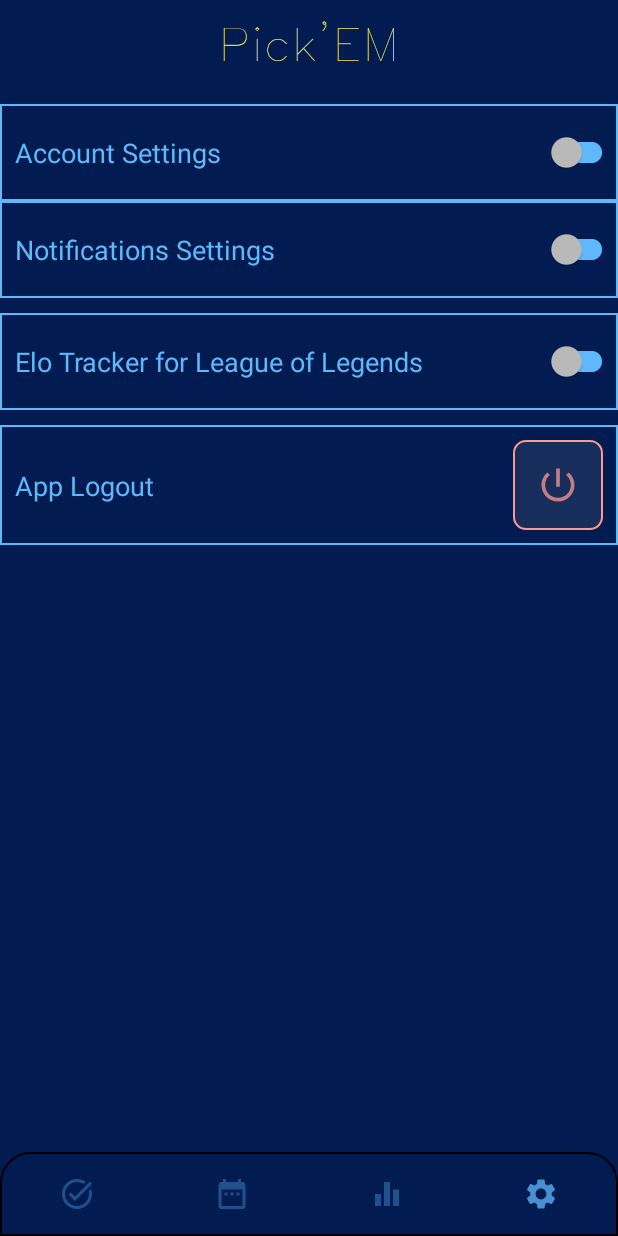
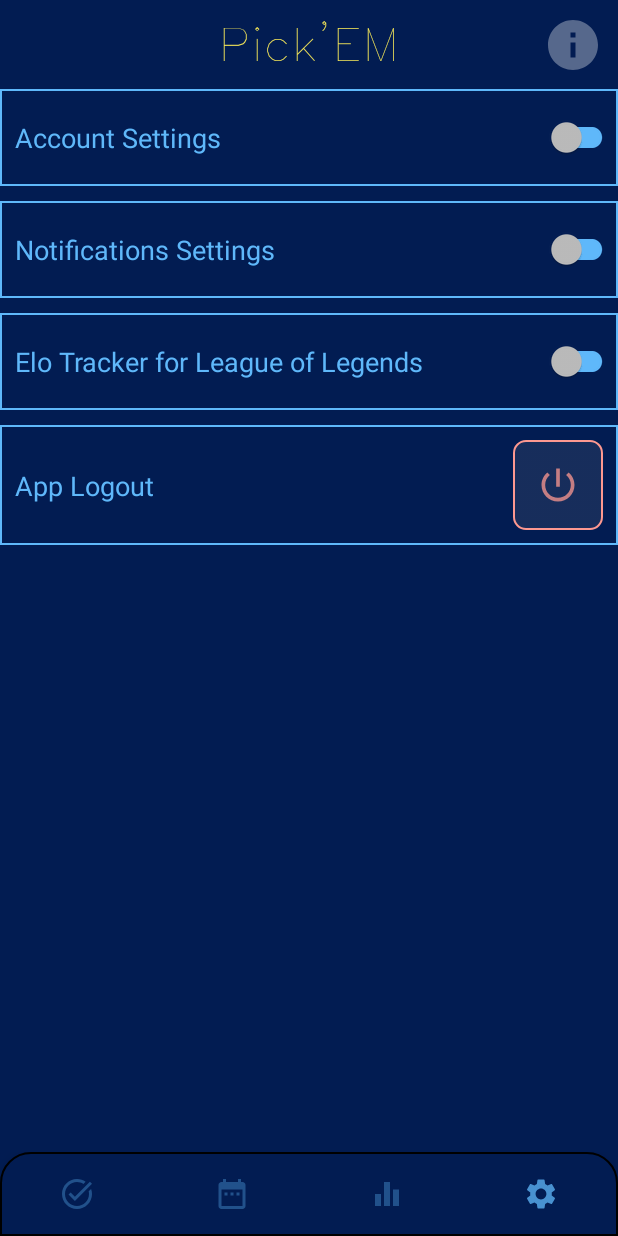
Before and after one commit to FZerbinatti/Pickem, an Android app: the SettingsActivity screen opened directly, with no data from a screen before it, on a phone screen of 412 x 824 dp. Run offline under Robolectric (Android 15) with nearby library versions, the phone set to English and light mode, and no system bars; our stand-ins replace Firebase (no records; nobody signed in at launch, a user with empty details on screens opened directly); libraries missing offline, so code that uses them is left out: com.blogspot.atifsoftwares.

Commit message:
19/01/2020 fixed user logged in persistance, offline data gather from caceh, cache immagini per visualizzazione offline, selezione del giorno giusto da visualizzare

```diff
--- a/app/src/main/java/com/francesco/pickem/Activities/LoginActivity.java
+++ b/app/src/main/java/com/francesco/pickem/Activities/LoginActivity.java
@@ -21,6 +21,7 @@ import com.google.android.gms.tasks.Task;
 import com.google.firebase.auth.AuthResult;
 import com.google.firebase.auth.FirebaseAuth;
 import com.google.firebase.auth.FirebaseUser;
+import com.google.firebase.database.FirebaseDatabase;
 import com.google.firebase.storage.StorageReference;
 
 public class LoginActivity extends AppCompatActivity {
@@ -43,7 +44,7 @@ public class LoginActivity extends AppCompatActivity {
         setContentView(R.layout.activity_login);
         login_button = findViewById(R.id.button_login);
         go_to_registration = findViewById(R.id.go_to_registration);
-
+        FirebaseDatabase.getInstance().setPersistenceEnabled(true);
         login_email = findViewById(R.id.login_email);
         login_password = findViewById(R.id.login_password);
         login_progressbar = findViewById(R.id.login_progressbar);
@@ -58,6 +59,7 @@ public class LoginActivity extends AppCompatActivity {
                 String email = login_email.getText().toString();
                 String password = login_password.getText().toString();
                 FirebaseUser firebaseUser = FirebaseAuth.getInstance().getCurrentUser();
+
 
                 if (email.isEmpty()){
                     login_email.setError("email address required to login");
--- a/app/src/main/java/com/francesco/pickem/Activities/NotificationTeamActivity.java
+++ b/app/src/main/java/com/francesco/pickem/Activities/NotificationTeamActivity.java
@@ -220,6 +220,7 @@ public class NotificationTeamActivity extends AppCompatActivity {
 
                 Toast.makeText(NotificationTeamActivity.this, "Saved!", Toast.LENGTH_SHORT).show();
                 Intent intent = new Intent(NotificationTeamActivity.this, NotificationRegionActivity.class);
+                intent.putExtra(REGION_SELECTED, regionSelectedExtra);
                 startActivity( intent);
 
 
--- a/app/src/main/java/com/francesco/pickem/Activities/RegisterActivity.java
+++ b/app/src/main/java/com/francesco/pickem/Activities/RegisterActivity.java
@@ -84,6 +84,7 @@ public class RegisterActivity extends AppCompatActivity {
 
         register_progressbar = findViewById(R.id.register_progressbar);
         button_register = findViewById(R.id.button_register);
+
         mAuth = FirebaseAuth.getInstance();
         dropdown_status=0;
         allRegionsFromBD= new ArrayList<>();
--- a/app/src/main/java/com/francesco/pickem/Activities/SettingsActivity.java
+++ b/app/src/main/java/com/francesco/pickem/Activities/SettingsActivity.java
@@ -24,6 +24,7 @@ import android.widget.Button;
 import android.widget.CompoundButton;
 import android.widget.EditText;
 import android.widget.ImageButton;
+import android.widget.ImageView;
 import android.widget.ListView;
 import android.widget.ProgressBar;
 import android.widget.ScrollView;
@@ -65,24 +66,18 @@ public class SettingsActivity extends AppCompatActivity {
     RecyclerView settings_recycler_regioni;
     ListView settings_regions_listview;
     ScrollView parentScrollListener;
-
     EditText edittext_summoner_name;
     Spinner spinner_choose_server;
     Button button_save_elotracker_info;
     SwitchCompat switch_elotracker;
     ConstraintLayout show_elotracker_box;
     ArrayList <String> finalRegionChoosen;
-
-
     public static String REGION_SELECTED = "REGION_SELECTED";
-
     private String userID;
     Button button_save_settings_account;
     RegionNotifications setnot_object;
     ProgressBar settings_progressbar;
-
     EditText edittext_emailaddress;
-
     ArrayList <String> UserChoosenRegionsfromDB;
     ArrayList<String> servers ;
     ArrayList<SimpleRegion> user_choosen_regions;
@@ -90,6 +85,7 @@ public class SettingsActivity extends AppCompatActivity {
     ArrayList<String> finalRegions;
     SimpleRegionRecyclerViewAdapter adapter;
     ArrayList<String> choosen_regions;
+    ImageView info;
 
     @Override
     protected void onCreate(Bundle savedInstanceState) {
@@ -107,6 +103,7 @@ public class SettingsActivity extends AppCompatActivity {
         settings_regions_listview = findViewById(R.id.settings_regions_listview);
         settings_recycler_regioni = findViewById(R.id.settings_recyclerview_regioni);
         parentScrollListener = findViewById(R.id.parentScrollListener);
+        info = findViewById(R.id.info_button);
 
         UserChoosenRegionsfromDB = new ArrayList<>();
 
@@ -154,7 +151,7 @@ public class SettingsActivity extends AppCompatActivity {
 
 
         context = this;
-
+        infoButton();
         setupBottomNavView();
         buttonActions();
         changeNavBarColor();
@@ -166,6 +163,19 @@ public class SettingsActivity extends AppCompatActivity {
         reference = FirebaseDatabase.getInstance().getReference(getString(R.string.firebase_users));
         userID = user.getUid();
         Log.d(TAG, "onCreate: userID: "+userID);
+
+
+    }
+
+    private void infoButton() {
+
+        info.setOnClickListener(new View.OnClickListener() {
+            @Override
+            public void onClick(View view) {
+                Intent intent = new Intent(SettingsActivity.this, InfoActivity.class);
+                startActivity(intent);
+            }
+        });
 
 
     }
@@ -501,9 +511,9 @@ public class SettingsActivity extends AppCompatActivity {
                         break;
 
                     case R.id.button_settings:
-                        Intent intentNotif= new Intent(context, SettingsActivity.class);
+                        /*Intent intentNotif= new Intent(context, SettingsActivity.class);
                         startActivity(intentNotif);
-                        Animatoo.animateFade(context);
+                        Animatoo.animateFade(context);*/
                         break;
                 }
                 return true;
--- a/app/src/main/res/drawable/background_round_corners.xml
+++ b/app/src/main/res/drawable/background_round_corners.xml
@@ -8,8 +8,8 @@
             <stroke android:width="2dip"
                 android:color="#000000" />
             <gradient android:angle="-90"
-                android:startColor="#FAFAFA"
-                android:endColor="#FAFAFA" />
+                android:startColor="@color/opaque_white"
+                android:endColor="@color/opaque_white" />
         </shape>
     </item>
 </selector>
--- /dev/null
+++ b/app/src/main/res/drawable/ic_info.xml
@@ -0,0 +1,5 @@
+<vector android:alpha="0.57" android:height="24dp"
+    android:tint="#95FFFFFF" android:viewportHeight="24"
+    android:viewportWidth="24" android:width="24dp" xmlns:android="http://schemas.android.com/apk/res/android">
+    <path android:fillColor="@android:color/white" android:pathData="M12,2C6.48,2 2,6.48 2,12s4.48,10 10,10 10,-4.48 10,-10S17.52,2 12,2zM13,17h-2v-6h2v6zM13,9h-2L11,7h2v2z"/>
+</vector>
--- a/app/src/main/res/layout/activity_new_track_elo_day.xml
+++ b/app/src/main/res/layout/activity_new_track_elo_day.xml
@@ -1,5 +1,6 @@
 <?xml version="1.0" encoding="utf-8"?>
-<androidx.constraintlayout.widget.ConstraintLayout xmlns:android="http://schemas.android.com/apk/res/android"
+<androidx.constraintlayout.widget.ConstraintLayout
+    xmlns:android="http://schemas.android.com/apk/res/android"
     xmlns:app="http://schemas.android.com/apk/res-auto"
     xmlns:tools="http://schemas.android.com/tools"
     android:layout_width="match_parent"
--- a/app/src/main/res/layout/activity_settings.xml
+++ b/app/src/main/res/layout/activity_settings.xml
@@ -7,6 +7,16 @@
     android:layout_height="match_parent"
     android:background="@color/background"
     tools:context=".Activities.SettingsActivity">
+
+    <ImageView
+        android:id="@+id/info_button"
+        android:layout_width="40dp"
+        android:layout_height="40dp"
+        android:layout_marginEnd="10dp"
+        android:src="@drawable/ic_info"
+        app:layout_constraintBottom_toBottomOf="@+id/textView"
+        app:layout_constraintEnd_toEndOf="parent"
+        app:layout_constraintTop_toTopOf="@+id/textView" />
 
     <ProgressBar
         android:id="@+id/settings_progressbar"
@@ -34,10 +44,9 @@
 
 
     <ScrollView
+        android:id="@+id/parentScrollListener"
         android:layout_width="match_parent"
         android:layout_height="0dp"
-        android:layout_marginTop="10dp"
-        android:id="@+id/parentScrollListener"
         app:layout_constraintBottom_toTopOf="@+id/linearLayout"
         app:layout_constraintEnd_toEndOf="parent"
         app:layout_constraintStart_toStartOf="parent"
@@ -52,9 +61,9 @@
                 android:id="@+id/expandable_view2"
                 android:layout_width="match_parent"
                 android:layout_height="wrap_content"
+                android:layout_marginTop="10dp"
                 android:background="@drawable/square_blue_box"
                 android:paddingStart="10dp"
-                android:layout_marginTop="10dp"
                 app:layout_constraintEnd_toEndOf="parent"
                 app:layout_constraintStart_toStartOf="parent"
                 app:layout_constraintTop_toTopOf="parent">
@@ -149,9 +158,9 @@
                             android:id="@+id/edittext_emailaddress"
                             android:layout_width="0dp"
                             android:layout_height="match_parent"
+                            android:layout_marginHorizontal="20dp"
+                            android:gravity="center"
                             android:hint="email address"
-                            android:gravity="center"
-                            android:layout_marginHorizontal="20dp"
                             android:textSize="18sp"
                             app:layout_constraintBottom_toBottomOf="parent"
                             app:layout_constraintEnd_toEndOf="parent"
@@ -205,11 +214,11 @@
                             android:id="@+id/interest_regions"
                             android:layout_width="wrap_content"
                             android:layout_height="wrap_content"
+                            android:layout_marginBottom="5dp"
+                            android:fontFamily="@font/simplex"
                             android:text="Pickem for these regions: "
                             android:textColor="@color/blue_light"
                             android:textSize="20sp"
-                            android:layout_marginBottom="5dp"
-                            android:fontFamily="@font/simplex"
                             app:layout_constraintEnd_toEndOf="parent"
                             app:layout_constraintStart_toStartOf="parent"
                             app:layout_constraintTop_toTopOf="parent" />
@@ -235,10 +244,7 @@
                                 app:layout_constraintBottom_toBottomOf="parent"
                                 app:layout_constraintEnd_toEndOf="parent"
                                 app:layout_constraintStart_toStartOf="parent"
-                                    app:layout_constraintTop_toTopOf="parent"/>
-
-
-
+                                app:layout_constraintTop_toTopOf="parent" />
 
 
                         </androidx.constraintlayout.widget.ConstraintLayout>
@@ -291,11 +297,11 @@
                         <TextView
                             android:layout_width="match_parent"
                             android:layout_height="wrap_content"
+                            android:fontFamily="@font/simplex"
                             android:gravity="center_horizontal"
                             android:text="Account"
                             android:textColor="@color/blue_light"
                             android:textSize="20sp"
-                            android:fontFamily="@font/simplex"
                             app:layout_constraintBottom_toBottomOf="parent"
                             app:layout_constraintEnd_toEndOf="parent"
                             app:layout_constraintStart_toStartOf="parent"
@@ -328,10 +334,10 @@
                             android:layout_width="40dp"
                             android:layout_height="40dp"
                             android:layout_marginEnd="10dp"
+                            android:background="@drawable/buttons_logout_background"
+                            android:padding="5dp"
+                            android:scaleType="centerCrop"
                             android:src="@drawable/ic_delete"
-                            android:scaleType="centerCrop"
-                            android:padding="5dp"
-                            android:background="@drawable/buttons_logout_background"
                             app:layout_constraintBottom_toBottomOf="parent"
                             app:layout_constraintEnd_toEndOf="parent"
                             app:layout_constraintTop_toTopOf="parent" />
@@ -378,6 +384,8 @@
                 android:layout_height="wrap_content"
                 android:background="@drawable/square_blue_box"
                 android:paddingStart="10dp"
+                android:layout_marginTop="10dp"
+
                 app:layout_constraintEnd_toEndOf="parent"
                 app:layout_constraintStart_toStartOf="parent"
                 app:layout_constraintTop_toBottomOf="@+id/expandable_view2">
@@ -452,13 +460,12 @@
                         android:layout_width="match_parent"
                         android:layout_height="200dp"
                         android:layout_marginEnd="10dp"
+                        android:layout_marginBottom="5dp"
                         android:background="@drawable/square_round_corners"
-                        android:layout_marginBottom="5dp"
                         app:layout_constraintBottom_toBottomOf="parent"
                         app:layout_constraintEnd_toEndOf="parent"
                         app:layout_constraintStart_toStartOf="parent"
                         app:layout_constraintTop_toBottomOf="@id/cc0">
-
 
 
                         <ListView
@@ -710,7 +717,6 @@
                     </androidx.constraintlayout.widget.ConstraintLayout>
 
 
-
                 </androidx.constraintlayout.widget.ConstraintLayout>
 
             </androidx.constraintlayout.widget.ConstraintLayout>
@@ -719,9 +725,9 @@
                 android:id="@+id/expandable_view4"
                 android:layout_width="match_parent"
                 android:layout_height="wrap_content"
+                android:layout_marginTop="10dp"
                 android:background="@drawable/square_blue_box"
                 android:paddingStart="10dp"
-                android:layout_marginTop="10dp"
                 app:layout_constraintEnd_toEndOf="parent"
                 app:layout_constraintStart_toStartOf="parent"
                 app:layout_constraintTop_toBottomOf="@+id/expandable_view1">
@@ -815,9 +821,9 @@
                             android:id="@+id/edittext_summoner_name"
                             android:layout_width="0dp"
                             android:layout_height="match_parent"
+                            android:layout_marginHorizontal="20dp"
+                            android:gravity="center"
                             android:hint="Summoner Name"
-                            android:gravity="center"
-                            android:layout_marginHorizontal="20dp"
                             android:textSize="18sp"
                             app:layout_constraintBottom_toBottomOf="parent"
                             app:layout_constraintEnd_toEndOf="parent"
@@ -876,8 +882,6 @@
                         app:layout_constraintEnd_toEndOf="parent"
                         app:layout_constraintStart_toStartOf="parent"
                         app:layout_constraintTop_toBottomOf="@id/cc10xx">
-
-
 
 
                     </androidx.constraintlayout.widget.ConstraintLayout>
@@ -950,10 +954,10 @@
                         android:layout_width="60dp"
                         android:layout_height="60dp"
                         android:layout_marginEnd="10dp"
+                        android:background="@drawable/buttons_logout_background"
+                        android:padding="15dp"
+                        android:scaleType="centerCrop"
                         android:src="@drawable/ic_logout"
-                        android:scaleType="centerCrop"
-                        android:padding="15dp"
-                        android:background="@drawable/buttons_logout_background"
                         app:layout_constraintBottom_toBottomOf="parent"
                         app:layout_constraintEnd_toEndOf="parent"
                         app:layout_constraintTop_toTopOf="parent" />
@@ -962,15 +966,7 @@
             </androidx.constraintlayout.widget.ConstraintLayout>
 
 
-
-
-
-
-
-
         </androidx.constraintlayout.widget.ConstraintLayout>
-
-
 
 
     </ScrollView>
--- a/app/src/main/res/layout/pick_recyciclervirew_item.xml
+++ b/app/src/main/res/layout/pick_recyciclervirew_item.xml
@@ -11,8 +11,9 @@
         android:id="@+id/logo_team_1"
         android:layout_width="@dimen/teams_icons_dimens"
         android:layout_height="@dimen/teams_icons_dimens"
+        android:padding="3dp"
         android:background="@drawable/background_round_corners"
-        android:src="@drawable/ic_no_cloud"
+        android:src="@color/transparent"
         app:layout_constraintEnd_toStartOf="@+id/icon_vs1"
         app:layout_constraintStart_toStartOf="parent"
         app:layout_constraintTop_toBottomOf="@+id/textview_match_timer" />
@@ -77,8 +78,9 @@
         android:id="@+id/logo_team_2"
         android:layout_width="@dimen/teams_icons_dimens"
         android:layout_height="@dimen/teams_icons_dimens"
+        android:padding="3dp"
         android:background="@drawable/background_round_corners"
-        android:src="@drawable/ic_no_cloud"
+        android:src="@color/transparent"
         app:layout_constraintEnd_toEndOf="parent"
         app:layout_constraintStart_toEndOf="@+id/icon_vs1"
         app:layout_constraintTop_toBottomOf="@+id/textview_match_timer" />
--- a/app/src/main/res/values/colors.xml
+++ b/app/src/main/res/values/colors.xml
@@ -14,7 +14,7 @@
     <color name="background_dark">#000A1E</color>
 
     <color name="white">#FFFFFF</color>
-    <color name="opaque_white">#70FFFFFF</color>
+    <color name="opaque_white">#BFFFFFFF</color>
     <color name="black">#000000</color>
 
     <color name="menu_background">#BFD1FF</color>
--- a/app/src/main/res/values/strings.xml
+++ b/app/src/main/res/values/strings.xml
@@ -67,7 +67,7 @@
     <string name="firebase_user_notification_teams">Teams</string>
     <string name="firebase_user_choosen_regions">choosen_regions</string>
 
-    //TestMatch è  di prova, Matches di deploy
+    //TestMatch è di prova, Matches di deploy
     <string name="firebase_Matches">Matches</string>
     <!--<string name="firebase_testMatch">TestMatch</string>-->
 
```
Also changed, not shown: app/src/main/AndroidManifest.xml (+9 -6 lines), app/src/main/java/com/francesco/pickem/Activities/InfoActivity.java (added, +16 -0 lines), app/src/main/java/com/francesco/pickem/Activities/PicksActivity.java (+13 -15 lines), app/src/main/java/com/francesco/pickem/Adapters/RecyclerView_Picks_Adapter.java (+11 -8 lines), app/src/main/res/layout/activity_info.xml (added, +50 -0 lines). Lines whose indentation alone changed are shown as unchanged.
